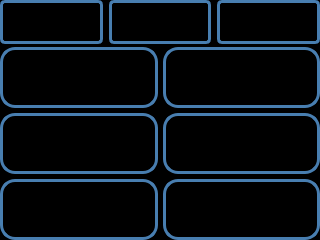
Above: RadioGui.ui from jpfeiffer/radio-ui before the change. Below: the same form after it.
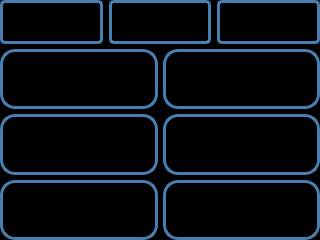
That is the form after the change. The open tabs and pages were chosen to show the change. Icons and pictures are not drawn.

What changed in the file:
```diff
--- a/RadioGui.ui
+++ b/RadioGui.ui
@@ -33,7 +33,7 @@
   <widget class="QWidget" name="centralWidget">
    <layout class="QVBoxLayout" name="verticalLayout">
     <property name="spacing">
-     <number>3</number>
+     <number>5</number>
     </property>
     <property name="leftMargin">
      <number>0</number>
@@ -273,7 +273,7 @@
 }</string>
       </property>
       <property name="currentIndex">
-       <number>0</number>
+       <number>2</number>
       </property>
       <widget class="QWidget" name="pagePlaying">
        <layout class="QVBoxLayout" name="verticalLayoutInformation" stretch="1,0,0,0">
@@ -438,7 +438,7 @@
 }
 
 QPushButton:checked {
-	border-radius: 15px;
+	border-radius: 5px;
 	border: 3px solid rgb(255,255,255);
 	color: rgb(255,255,255);
 	background-color: rgb(72, 126, 176);
@@ -490,7 +490,7 @@
 }
 
 QPushButton:checked {
-	border-radius: 15px;
+	border-radius: 5px;
 	border: 3px solid rgb(255,255,255);
 	color: rgb(255,255,255);
 	background-color: rgb(72, 126, 176);
@@ -539,7 +539,7 @@
 }
 
 QPushButton:checked {
-	border-radius: 15px;
+	border-radius: 5px;
 	border: 3px solid rgb(255,255,255);
 	color: rgb(255,255,255);
 	background-color: rgb(72, 126, 176);
@@ -588,7 +588,7 @@
 }
 
 QPushButton:checked {
-	border-radius: 15px;
+	border-radius: 5px;
 	border: 3px solid rgb(255,255,255);
 	color: rgb(255,255,255);
 	background-color: rgb(72, 126, 176);
@@ -637,7 +637,7 @@
 }
 
 QPushButton:checked {
-	border-radius: 15px;
+	border-radius: 5px;
 	border: 3px solid rgb(255,255,255);
 	color: rgb(255,255,255);
 	background-color: rgb(72, 126, 176);
@@ -686,7 +686,7 @@
 }
 
 QPushButton:checked {
-	border-radius: 15px;
+	border-radius: 5px;
 	border: 3px solid rgb(255,255,255);
 	color: rgb(255,255,255);
 	background-color: rgb(72, 126, 176);
```
